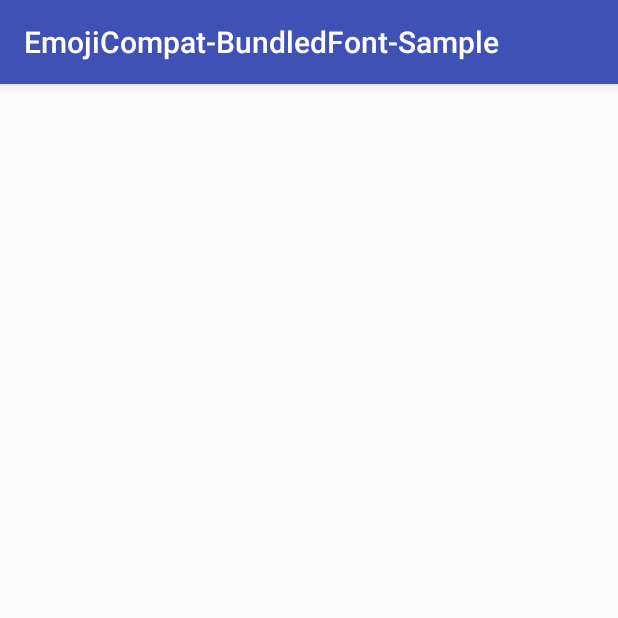
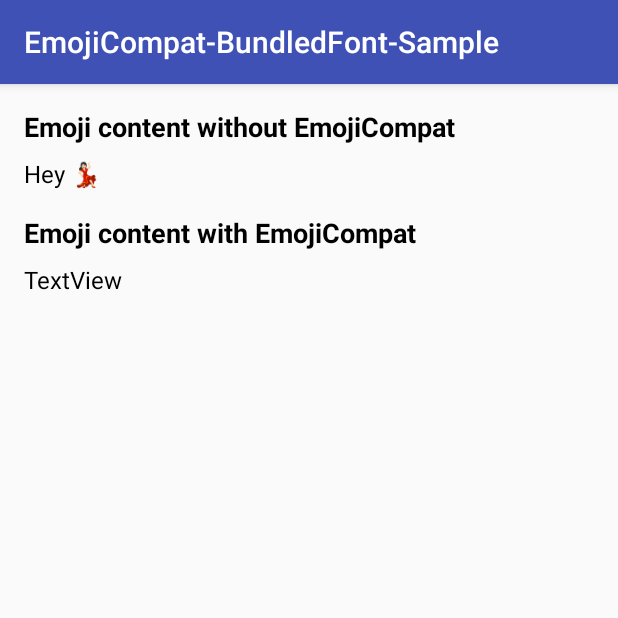
Before and after one commit to deepak786/EmojiCompatBundledFontSample, an Android app: the screen it shows after launch (MainActivity), on a phone screen of 412 x 824 dp, the top half of it. Run offline under Robolectric (Android 15) with nearby library versions, the phone set to English and light mode, and no system bars; libraries missing offline, so code that uses them is left out: android.support.text; 5 statements that could not run were skipped.

Commit message:
final commit

```diff
--- a/app/build.gradle
+++ b/app/build.gradle
@@ -33,4 +33,5 @@ dependencies {
     })
     implementation"org.jetbrains.kotlin:kotlin-stdlib-jre7:$kotlin_version"
     compile "com.android.support:support-emoji-bundled:26.1.0"
+    compile 'org.apache.commons:commons-lang3:3.5'
 }
--- a/app/src/main/java/com/deepak/sample/emojicompatbundled/MainActivity.kt
+++ b/app/src/main/java/com/deepak/sample/emojicompatbundled/MainActivity.kt
@@ -1,19 +1,36 @@
 package com.deepak.sample.emojicompatbundled
 
-import android.support.v7.app.AppCompatActivity
 import android.os.Bundle
 import android.support.text.emoji.EmojiCompat
+import android.support.v7.app.AppCompatActivity
+import android.widget.Toast
 import kotlinx.android.synthetic.main.activity_main.*
+import org.apache.commons.lang3.StringEscapeUtils
+import org.apache.commons.lang3.StringUtils
+
 
 class MainActivity : AppCompatActivity() {
 
-    private val emojiContent: String = "neutral face \uD83D\uDE10"
+    private val emojiContent: String = "Hey \uD83D\uDc83\ud83c\udffb"
 
     override fun onCreate(savedInstanceState: Bundle?) {
         super.onCreate(savedInstanceState)
         setContentView(R.layout.activity_main)
 
-        val processed = EmojiCompat.get().process(emojiContent)
-        textView.text = processed
+        textView2.text = StringEscapeUtils.unescapeJava(emojiContent)
+
+        EmojiCompat.get().registerInitCallback(object : EmojiCompat.InitCallback() {
+            override fun onInitialized() {
+                super.onInitialized()
+                println("EmojiCompat initialized successfully")
+                val processed = EmojiCompat.get().process(emojiContent)
+                textView4.text = processed
+            }
+
+            override fun onFailed(throwable: Throwable?) {
+                super.onFailed(throwable)
+                Toast.makeText(this@MainActivity, throwable?.message ?: "", Toast.LENGTH_SHORT).show()
+            }
+        })
     }
 }
--- a/app/src/main/res/layout/activity_main.xml
+++ b/app/src/main/res/layout/activity_main.xml
@@ -6,13 +6,58 @@
     android:layout_height="match_parent"
     tools:context="com.deepak.sample.emojicompatbundled.MainActivity">
 
+
     <TextView
         android:id="@+id/textView"
         android:layout_width="wrap_content"
         android:layout_height="wrap_content"
-        app:layout_constraintBottom_toBottomOf="parent"
-        app:layout_constraintLeft_toLeftOf="parent"
-        app:layout_constraintRight_toRightOf="parent"
+        android:layout_marginLeft="16dp"
+        android:layout_marginStart="16dp"
+        android:layout_marginTop="16dp"
+        android:text="Emoji content without EmojiCompat"
+        android:textColor="#000"
+        android:textSize="18sp"
+        android:textStyle="bold"
+        app:layout_constraintStart_toStartOf="parent"
         app:layout_constraintTop_toTopOf="parent" />
 
+    <TextView
+        android:id="@+id/textView2"
+        android:layout_width="wrap_content"
+        android:layout_height="wrap_content"
+        android:layout_marginLeft="16dp"
+        android:layout_marginStart="16dp"
+        android:layout_marginTop="8dp"
+        android:text="TextView"
+        android:textColor="#000"
+        android:textSize="16sp"
+        app:layout_constraintStart_toStartOf="parent"
+        app:layout_constraintTop_toBottomOf="@+id/textView" />
+
+    <TextView
+        android:id="@+id/textView3"
+        android:layout_width="wrap_content"
+        android:layout_height="wrap_content"
+        android:layout_marginLeft="16dp"
+        android:layout_marginStart="16dp"
+        android:layout_marginTop="16dp"
+        android:text="Emoji content with EmojiCompat"
+        android:textColor="#000"
+        android:textSize="18sp"
+        android:textStyle="bold"
+        app:layout_constraintStart_toStartOf="parent"
+        app:layout_constraintTop_toBottomOf="@+id/textView2" />
+
+    <TextView
+        android:id="@+id/textView4"
+        android:layout_width="wrap_content"
+        android:layout_height="wrap_content"
+        android:layout_marginLeft="16dp"
+        android:layout_marginStart="16dp"
+        android:layout_marginTop="8dp"
+        android:text="TextView"
+        android:textColor="#000"
+        android:textSize="16sp"
+        app:layout_constraintStart_toStartOf="parent"
+        app:layout_constraintTop_toBottomOf="@+id/textView3" />
 </android.support.constraint.ConstraintLayout>
```
